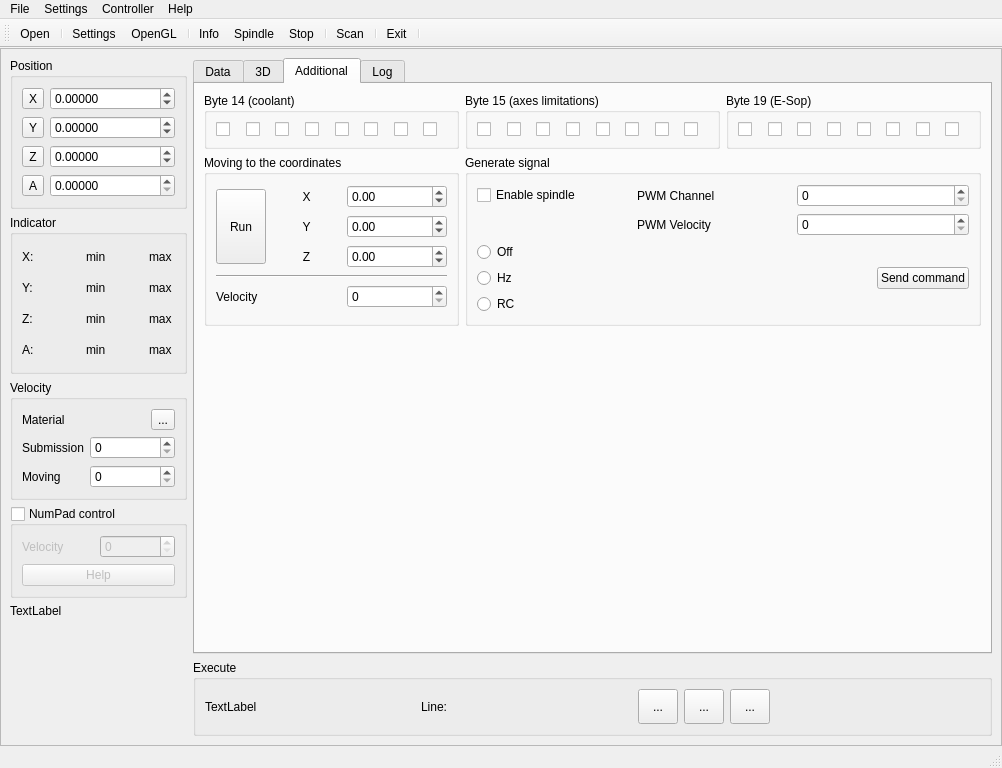
The window that sources/forms/MainWindow.ui (eduard-x/cnc-qt) describes before a commit, drawn with Qt 5.
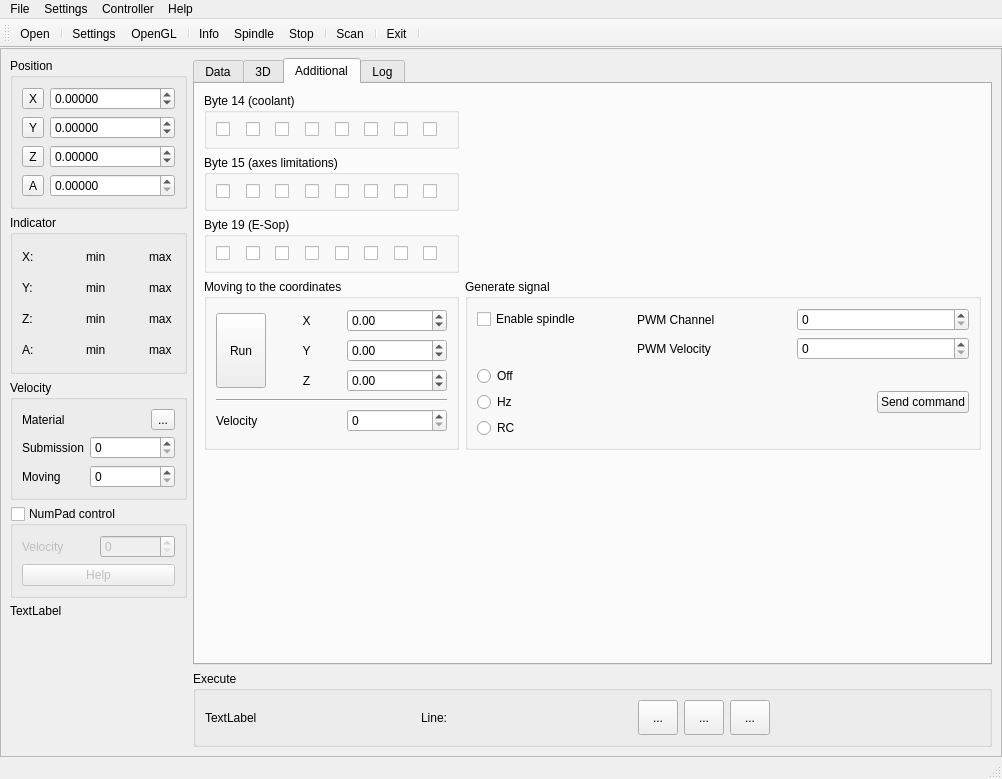
The same window after the commit. The open tabs and pages were chosen to show the change. Icons and pictures are not drawn.

Commit message: send settings, test

```diff
--- a/sources/forms/MainWindow.ui
+++ b/sources/forms/MainWindow.ui
@@ -7,7 +7,7 @@
     <x>0</x>
     <y>0</y>
     <width>1002</width>
-    <height>768</height>
+    <height>779</height>
    </rect>
   </property>
   <property name="iconSize">
@@ -894,6 +894,119 @@
              <string>Additional</string>
             </attribute>
             <layout class="QGridLayout" name="gridLayout_6">
+             <item row="1" column="0">
+              <widget class="QGroupBox" name="groupB15">
+               <property name="sizePolicy">
+                <sizepolicy hsizetype="Minimum" vsizetype="Minimum">
+                 <horstretch>0</horstretch>
+                 <verstretch>0</verstretch>
+                </sizepolicy>
+               </property>
+               <property name="minimumSize">
+                <size>
+                 <width>200</width>
+                 <height>0</height>
+                </size>
+               </property>
+               <property name="maximumSize">
+                <size>
+                 <width>300</width>
+                 <height>75</height>
+                </size>
+               </property>
+               <property name="title">
+                <string>Byte 15 (axes limitations)</string>
+               </property>
+               <layout class="QGridLayout" name="gridLayout_7">
+                <item row="0" column="0">
+                 <widget class="QCheckBox" name="checkB15B0">
+                  <property name="text">
+                   <string/>
+                  </property>
+                  <property name="iconSize">
+                   <size>
+                    <width>10</width>
+                    <height>16</height>
+                   </size>
+                  </property>
+                  <property name="checkable">
+                   <bool>false</bool>
+                  </property>
+                 </widget>
+                </item>
+                <item row="0" column="1">
+                 <widget class="QCheckBox" name="checkB15B1">
+                  <property name="text">
+                   <string/>
+                  </property>
+                  <property name="checkable">
+                   <bool>false</bool>
+                  </property>
+                 </widget>
+                </item>
+                <item row="0" column="2">
+                 <widget class="QCheckBox" name="checkB15B2">
+                  <property name="text">
+                   <string/>
+                  </property>
+                  <property name="checkable">
+                   <bool>false</bool>
+                  </property>
+                 </widget>
+                </item>
+                <item row="0" column="3">
+                 <widget class="QCheckBox" name="checkB15B3">
+                  <property name="text">
+                   <string/>
+                  </property>
+                  <property name="checkable">
+                   <bool>false</bool>
+                  </property>
+                 </widget>
+                </item>
+                <item row="0" column="4">
+                 <widget class="QCheckBox" name="checkB15B4">
+                  <property name="text">
+                   <string/>
+                  </property>
+                  <property name="checkable">
+                   <bool>false</bool>
+                  </property>
+                 </widget>
+                </item>
+                <item row="0" column="5">
+                 <widget class="QCheckBox" name="checkB15B5">
+                  <property name="text">
+                   <string/>
+                  </property>
+                  <property name="checkable">
+                   <bool>false</bool>
+                  </property>
+                 </widget>
+                </item>
+                <item row="0" column="6">
+                 <widget class="QCheckBox" name="checkB15B6">
+                  <property name="text">
+                   <string/>
+                  </property>
+                  <property name="checkable">
+                   <bool>false</bool>
+                  </property>
+                 </widget>
+                </item>
+                <item row="0" column="7">
+                 <widget class="QCheckBox" name="checkB15B7">
+                  <property name="text">
+                   <string/>
+                  </property>
+                  <property name="checkable">
+                   <bool>false</bool>
+                  </property>
+                 </widget>
+                </item>
+               </layout>
+              </widget>
+             </item>
              <item row="0" column="0">
               <widget class="QGroupBox" name="groupB14">
                <property name="sizePolicy">
@@ -1007,233 +1120,7 @@
                </layout>
               </widget>
              </item>
-             <item row="0" column="1">
-              <widget class="QGroupBox" name="groupB15">
-               <property name="sizePolicy">
-                <sizepolicy hsizetype="Minimum" vsizetype="Minimum">
-                 <horstretch>0</horstretch>
-                 <verstretch>0</verstretch>
-                </sizepolicy>
-               </property>
-               <property name="minimumSize">
-                <size>
-                 <width>200</width>
-                 <height>0</height>
-                </size>
-               </property>
-               <property name="maximumSize">
-                <size>
-                 <width>300</width>
-                 <height>75</height>
-                </size>
-               </property>
-               <property name="title">
-                <string>Byte 15 (axes limitations)</string>
-               </property>
-               <layout class="QGridLayout" name="gridLayout_7">
-                <item row="0" column="0">
-                 <widget class="QCheckBox" name="checkB15B0">
-                  <property name="text">
-                   <string/>
-                  </property>
-                  <property name="iconSize">
-                   <size>
-                    <width>10</width>
-                    <height>16</height>
-                   </size>
-                  </property>
-                  <property name="checkable">
-                   <bool>false</bool>
-                  </property>
-                 </widget>
-                </item>
-                <item row="0" column="1">
-                 <widget class="QCheckBox" name="checkB15B1">
-                  <property name="text">
-                   <string/>
-                  </property>
-                  <property name="checkable">
-                   <bool>false</bool>
-                  </property>
-                 </widget>
-                </item>
-                <item row="0" column="2">
-                 <widget class="QCheckBox" name="checkB15B2">
-                  <property name="text">
-                   <string/>
-                  </property>
-                  <property name="checkable">
-                   <bool>false</bool>
-                  </property>
-                 </widget>
-                </item>
-                <item row="0" column="3">
-                 <widget class="QCheckBox" name="checkB15B3">
-                  <property name="text">
-                   <string/>
-                  </property>
-                  <property name="checkable">
-                   <bool>false</bool>
-                  </property>
-                 </widget>
-                </item>
-                <item row="0" column="4">
-                 <widget class="QCheckBox" name="checkB15B4">
-                  <property name="text">
-                   <string/>
-                  </property>
-                  <property name="checkable">
-                   <bool>false</bool>
-                  </property>
-                 </widget>
-                </item>
-                <item row="0" column="5">
-                 <widget class="QCheckBox" name="checkB15B5">
-                  <property name="text">
-                   <string/>
-                  </property>
-                  <property name="checkable">
-                   <bool>false</bool>
-                  </property>
-                 </widget>
-                </item>
-                <item row="0" column="6">
-                 <widget class="QCheckBox" name="checkB15B6">
-                  <property name="text">
-                   <string/>
-                  </property>
-                  <property name="checkable">
-                   <bool>false</bool>
-                  </property>
-                 </widget>
-                </item>
-                <item row="0" column="7">
-                 <widget class="QCheckBox" name="checkB15B7">
-                  <property name="text">
-                   <string/>
-                  </property>
-                  <property name="checkable">
-                   <bool>false</bool>
-                  </property>
-                 </widget>
-                </item>
-               </layout>
-              </widget>
-             </item>
-             <item row="0" column="2">
-              <widget class="QGroupBox" name="groupB19">
-               <property name="sizePolicy">
-                <sizepolicy hsizetype="Minimum" vsizetype="Minimum">
-                 <horstretch>0</horstretch>
-                 <verstretch>0</verstretch>
-                </sizepolicy>
-               </property>
-               <property name="minimumSize">
-                <size>
-                 <width>200</width>
-                 <height>0</height>
-                </size>
-               </property>
-               <property name="maximumSize">
-                <size>
-                 <width>300</width>
-                 <height>75</height>
-                </size>
-               </property>
-               <property name="title">
-                <string>Byte 19 (E-Sop)</string>
-               </property>
-               <layout class="QGridLayout" name="gridLayout_10">
-                <item row="0" column="0">
-                 <widget class="QCheckBox" name="checkB19B0">
-                  <property name="text">
-                   <string/>
-                  </property>
-                  <property name="iconSize">
-                   <size>
-                    <width>10</width>
-                    <height>16</height>
-                   </size>
-                  </property>
-                  <property name="checkable">
-                   <bool>false</bool>
-                  </property>
-                 </widget>
-                </item>
-                <item row="0" column="1">
-                 <widget class="QCheckBox" name="checkB19B1">
-                  <property name="text">
-                   <string/>
-                  </property>
-                  <property name="checkable">
-                   <bool>false</bool>
-                  </property>
-                 </widget>
-                </item>
-                <item row="0" column="2">
-                 <widget class="QCheckBox" name="checkB19B2">
-                  <property name="text">
-                   <string/>
-                  </property>
-                  <property name="checkable">
-                   <bool>false</bool>
-                  </property>
-                 </widget>
-                </item>
-                <item row="0" column="3">
-                 <widget class="QCheckBox" name="checkB19B3">
-                  <property name="text">
-                   <string/>
-                  </property>
-                  <property name="checkable">
-                   <bool>false</bool>
-                  </property>
-                 </widget>
-                </item>
-                <item row="0" column="4">
-                 <widget class="QCheckBox" name="checkB19B4">
-                  <property name="text">
-                   <string/>
-                  </property>
-                  <property name="checkable">
-                   <bool>false</bool>
-                  </property>
-                 </widget>
-                </item>
-                <item row="0" column="5">
-                 <widget class="QCheckBox" name="checkB19B5">
-                  <property name="text">
-                   <string/>
-                  </property>
-                  <property name="checkable">
-                   <bool>false</bool>
-                  </property>
-                 </widget>
-                </item>
-                <item row="0" column="6">
-                 <widget class="QCheckBox" name="checkB19B6">
-                  <property name="text">
-                   <string/>
-                  </property>
-                  <property name="checkable">
-                   <bool>false</bool>
-                  </property>
-                 </widget>
-                </item>
-                <item row="0" column="7">
-                 <widget class="QCheckBox" name="checkB19B7">
-                  <property name="text">
-                   <string/>
-                  </property>
-                  <property name="checkable">
-                   <bool>false</bool>
-                  </property>
-                 </widget>
-                </item>
-               </layout>
-              </widget>
-             </item>
-             <item row="1" column="0">
+             <item row="3" column="0">
               <widget class="QGroupBox" name="groupBoxMoving">
                <property name="title">
                 <string>Moving to the coordinates</string>
@@ -1357,7 +1244,7 @@
                </layout>
               </widget>
              </item>
-             <item row="1" column="1" colspan="2">
+             <item row="3" column="1" colspan="2">
               <widget class="QGroupBox" name="groupGenerate">
                <property name="title">
                 <string>Generate signal </string>
@@ -1438,7 +1325,7 @@
                </layout>
               </widget>
              </item>
-             <item row="2" column="0" colspan="3">
+             <item row="4" column="0" colspan="3">
               <spacer name="verticalSpacer_2">
                <property name="orientation">
                 <enum>Qt::Vertical</enum>
@@ -1451,6 +1338,119 @@
                </property>
               </spacer>
              </item>
+             <item row="2" column="0">
+              <widget class="QGroupBox" name="groupB19">
+               <property name="sizePolicy">
+                <sizepolicy hsizetype="Minimum" vsizetype="Minimum">
+                 <horstretch>0</horstretch>
+                 <verstretch>0</verstretch>
+                </sizepolicy>
+               </property>
+               <property name="minimumSize">
+                <size>
+                 <width>200</width>
+                 <height>0</height>
+                </size>
+               </property>
+               <property name="maximumSize">
+                <size>
+                 <width>300</width>
+                 <height>75</height>
+                </size>
+               </property>
+               <property name="title">
+                <string>Byte 19 (E-Sop)</string>
+               </property>
+               <layout class="QGridLayout" name="gridLayout_10">
+                <item row="0" column="0">
+                 <widget class="QCheckBox" name="checkB19B0">
+                  <property name="text">
+                   <string/>
+                  </property>
+                  <property name="iconSize">
+                   <size>
+                    <width>10</width>
+                    <height>16</height>
+                   </size>
+                  </property>
+                  <property name="checkable">
+                   <bool>false</bool>
+                  </property>
+                 </widget>
+                </item>
+                <item row="0" column="1">
+                 <widget class="QCheckBox" name="checkB19B1">
+                  <property name="text">
+                   <string/>
+                  </property>
+                  <property name="checkable">
+                   <bool>false</bool>
+                  </property>
+                 </widget>
+                </item>
+                <item row="0" column="2">
+                 <widget class="QCheckBox" name="checkB19B2">
+                  <property name="text">
+                   <string/>
+                  </property>
+                  <property name="checkable">
+                   <bool>false</bool>
+                  </property>
+                 </widget>
+                </item>
+                <item row="0" column="3">
+                 <widget class="QCheckBox" name="checkB19B3">
+                  <property name="text">
+                   <string/>
+                  </property>
+                  <property name="checkable">
+                   <bool>false</bool>
+                  </property>
+                 </widget>
+                </item>
+                <item row="0" column="4">
+                 <widget class="QCheckBox" name="checkB19B4">
+                  <property name="text">
+                   <string/>
+                  </property>
+                  <property name="checkable">
+                   <bool>false</bool>
+                  </property>
+                 </widget>
+                </item>
+                <item row="0" column="5">
+                 <widget class="QCheckBox" name="checkB19B5">
+                  <property name="text">
+                   <string/>
+                  </property>
+                  <property name="checkable">
+                   <bool>false</bool>
+                  </property>
+                 </widget>
+                </item>
+                <item row="0" column="6">
+                 <widget class="QCheckBox" name="checkB19B6">
+                  <property name="text">
+                   <string/>
+                  </property>
+                  <property name="checkable">
+                   <bool>false</bool>
+                  </property>
+                 </widget>
+                </item>
+                <item row="0" column="7">
+                 <widget class="QCheckBox" name="checkB19B7">
+                  <property name="text">
+                   <string/>
+                  </property>
+                  <property name="checkable">
+                   <bool>false</bool>
+                  </property>
+                 </widget>
+                </item>
+               </layout>
+              </widget>
+             </item>
             </layout>
            </widget>
            <widget class="QWidget" name="tab">
```
Left out of the diff: 8 changed lines with no effect on the pictures. The commit also changes 1 other file.
